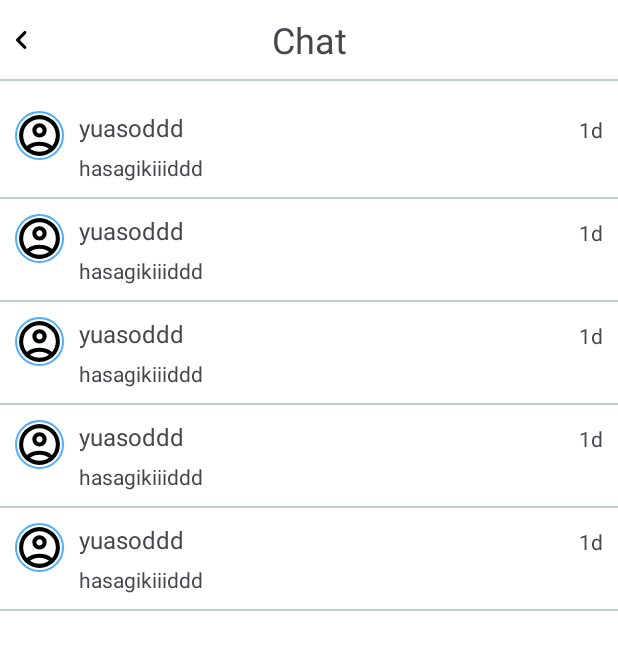
After one commit to hathai2k2/MySocialProject, an Android app: the layout fragment_chat.xml on its own in the app's theme, with its tools: preview values and no code run, on a phone screen of 412 x 824 dp. The commit adds this screen. Shown: the top 650 px of the screen. Run offline under Robolectric (Android 15) with nearby library versions, the phone set to English and light mode, and no system bars.

Commit message:
raw chat

```diff
--- a/app/src/main/java/com/example/mysocialproject/ui/custom_view/AppHeader.kt
+++ b/app/src/main/java/com/example/mysocialproject/ui/custom_view/AppHeader.kt
@@ -30,7 +30,7 @@ class AppHeader @JvmOverloads constructor(
 
             if (headerTitle ==null){
                 mViewBinding.ctFriend.visibility = View.VISIBLE
-                mViewBinding.tvTitle.visibility = View.GONE
+                mViewBinding.tvTitle.visibility = View.INVISIBLE
             }else{
                 mViewBinding.ctFriend.visibility = View.INVISIBLE
                 mViewBinding.tvTitle.visibility = View.VISIBLE
@@ -41,13 +41,13 @@ class AppHeader @JvmOverloads constructor(
             if (ivLeft !=null){
                 mViewBinding.ivLeft.setImageDrawable(ivLeft)
             }else{
-                mViewBinding.ivLeft.visibility = View.GONE
+                mViewBinding.ivLeft.visibility = View.INVISIBLE
             }
 
             if (ivRight !=null){
                 mViewBinding.ivRight.setImageDrawable(ivRight)
             }else{
-                mViewBinding.ivRight.visibility = View.GONE
+                mViewBinding.ivRight.visibility = View.INVISIBLE
             }
         }finally {
             o.recycle()
--- /dev/null
+++ b/app/src/main/res/layout/fragment_chat.xml
@@ -0,0 +1,38 @@
+<?xml version="1.0" encoding="utf-8"?>
+<layout xmlns:android="http://schemas.android.com/apk/res/android"
+    xmlns:tools="http://schemas.android.com/tools"
+    xmlns:app="http://schemas.android.com/apk/res-auto"
+    tools:context=".ui.feature.chat.ChatFragment">
+
+    <androidx.constraintlayout.widget.ConstraintLayout
+        android:layout_width="match_parent"
+        android:layout_height="match_parent"
+        android:background="@color/white">
+
+        <com.example.mysocialproject.ui.custom_view.AppHeader
+            android:id="@+id/appHeader"
+            android:layout_width="match_parent"
+            android:layout_height="wrap_content"
+            app:headerIvLeft="@drawable/ic_arrow_left"
+            app:headerTitle="Chat"
+            app:layout_constraintEnd_toEndOf="parent"
+            app:layout_constraintStart_toStartOf="parent"
+            app:layout_constraintTop_toTopOf="parent" />
+        <View
+            android:id="@+id/view1"
+            android:layout_width="0dp"
+            android:layout_height="1dp"
+            android:background="@color/gray_light"
+            app:layout_constraintEnd_toEndOf="parent"
+            app:layout_constraintStart_toStartOf="parent"
+            app:layout_constraintTop_toBottomOf="@+id/appHeader" />
+
+        <androidx.recyclerview.widget.RecyclerView
+            android:layout_width="match_parent"
+            android:layout_height="wrap_content"
+            android:layout_marginTop="@dimen/padding_10dp"
+            tools:itemCount="5"
+            tools:listitem="@layout/item_chat"
+            app:layout_constraintTop_toBottomOf="@+id/view1" />
+    </androidx.constraintlayout.widget.ConstraintLayout>
+</layout>
--- /dev/null
+++ b/app/src/main/res/layout/item_chat.xml
@@ -0,0 +1,67 @@
+<?xml version="1.0" encoding="utf-8"?>
+<androidx.constraintlayout.widget.ConstraintLayout xmlns:android="http://schemas.android.com/apk/res/android"
+    xmlns:app="http://schemas.android.com/apk/res-auto"
+    xmlns:tools="http://schemas.android.com/tools"
+    android:layout_width="match_parent"
+    android:layout_height="wrap_content">
+
+    <ImageView
+        android:id="@+id/imageView2"
+        android:layout_width="0dp"
+        android:layout_height="0dp"
+        android:layout_marginTop="@dimen/padding_10dp"
+        android:layout_marginStart="@dimen/padding_10dp"
+        android:src="@drawable/ic_account_circle"
+        android:background="@drawable/bg_rounded_input_field"
+        app:layout_constraintDimensionRatio="1:1"
+        app:layout_constraintEnd_toStartOf="@+id/tv_name"
+        app:layout_constraintHorizontal_bias="0.5"
+        app:layout_constraintHorizontal_chainStyle="spread_inside"
+        app:layout_constraintStart_toStartOf="parent"
+        app:layout_constraintTop_toTopOf="parent"
+        app:layout_constraintWidth_percent="0.08" />
+
+    <TextView
+        android:id="@+id/tv_name"
+        android:layout_width="wrap_content"
+        android:layout_height="wrap_content"
+        android:layout_marginStart="@dimen/padding_10dp"
+        android:textAlignment="textStart"
+        android:textSize="@dimen/txt_size_16sp"
+
+        app:layout_constraintStart_toEndOf="@+id/imageView2"
+        app:layout_constraintTop_toTopOf="@+id/imageView2"
+        tools:text="yuasoddd" />
+
+    <TextView
+        android:id="@+id/tv_time"
+        android:layout_width="wrap_content"
+        android:layout_height="wrap_content"
+        android:layout_marginStart="@dimen/padding_10dp"
+        app:layout_constraintBottom_toBottomOf="@+id/tv_name"
+        app:layout_constraintEnd_toEndOf="parent"
+        android:layout_marginEnd="@dimen/padding_10dp"
+        app:layout_constraintTop_toTopOf="@+id/tv_name"
+        app:layout_constraintVertical_bias="1.0"
+        tools:text="1d" />
+
+    <TextView
+        android:id="@+id/tv_message"
+        android:layout_width="wrap_content"
+        android:layout_height="wrap_content"
+        tools:text="hasagikiiiddd"
+        android:layout_marginTop="@dimen/padding_6dp"
+        app:layout_constraintStart_toStartOf="@+id/tv_name"
+        app:layout_constraintTop_toBottomOf="@+id/tv_name"
+      />
+
+
+    <View
+        android:layout_width="0dp"
+        android:layout_height="1dp"
+        android:background="@color/gray_light"
+        android:layout_marginTop="@dimen/padding_10dp"
+        app:layout_constraintEnd_toEndOf="parent"
+        app:layout_constraintStart_toStartOf="parent"
+        app:layout_constraintTop_toBottomOf="@+id/tv_message" />
+</androidx.constraintlayout.widget.ConstraintLayout>
--- a/app/src/main/res/layout/view_header.xml
+++ b/app/src/main/res/layout/view_header.xml
@@ -12,11 +12,8 @@
         android:id="@+id/iv_left"
         android:layout_width="wrap_content"
         android:layout_height="wrap_content"
-        android:background="@drawable/bg_button"
-        android:backgroundTint="@color/white"
-        android:elevation="1dp"
-        android:padding="4dp"
         android:src="@drawable/ic_account_circle"
+        app:layout_constraintBottom_toBottomOf="parent"
         app:layout_constraintEnd_toStartOf="@+id/ct_friend"
         app:layout_constraintHorizontal_bias="0.5"
         app:layout_constraintHorizontal_chainStyle="spread_inside"
@@ -31,6 +28,7 @@
         android:backgroundTint="@color/white"
         android:elevation="1dp"
         android:padding="@dimen/padding_4dp"
+        android:visibility="invisible"
         app:layout_constraintBottom_toBottomOf="parent"
         app:layout_constraintEnd_toStartOf="@+id/iv_right"
         app:layout_constraintHorizontal_bias="0.5"
@@ -61,23 +59,19 @@
         android:layout_width="wrap_content"
         android:layout_height="wrap_content"
         android:textSize="@dimen/txt_size_24sp"
-        android:visibility="invisible"
-        app:layout_constraintBottom_toBottomOf="parent"
-        app:layout_constraintEnd_toStartOf="@+id/iv_right"
+        app:layout_constraintBottom_toBottomOf="@+id/iv_left"
+        app:layout_constraintEnd_toEndOf="parent"
         app:layout_constraintHorizontal_bias="0.5"
-        app:layout_constraintStart_toEndOf="@+id/iv_left"
-        app:layout_constraintTop_toTopOf="parent"
+        app:layout_constraintStart_toStartOf="parent"
+        app:layout_constraintTop_toTopOf="@+id/iv_left"
         tools:text="Header" />
 
     <ImageView
         android:id="@+id/iv_right"
         android:layout_width="wrap_content"
         android:layout_height="wrap_content"
-        android:background="@drawable/bg_button"
-        android:backgroundTint="@color/white"
-        android:elevation="1dp"
-        android:padding="@dimen/padding_4dp"
         android:src="@drawable/ic_chat"
+        app:layout_constraintBottom_toBottomOf="parent"
         app:layout_constraintEnd_toEndOf="parent"
         app:layout_constraintHorizontal_bias="0.5"
         app:layout_constraintStart_toEndOf="@+id/ct_friend"
--- a/build.gradle.kts
+++ b/build.gradle.kts
@@ -14,6 +14,7 @@ buildscript {
     repositories {
         google()
         mavenCentral()
+        jcenter()
     }
     dependencies {
         val nav_version = "2.7.7"
```
Also changed, not shown: app/build.gradle.kts (+7 -6 lines), app/src/main/java/com/example/mysocialproject/ui/feature/chat/ChatFragment.kt (added, +22 -0 lines), app/src/main/java/com/example/mysocialproject/ui/feature/chat/MessageFragment.kt (added, +22 -0 lines), app/src/main/java/com/example/mysocialproject/ui/feature/user/profile/ProfileFragment.kt (added, +60 -0 lines), app/src/main/res/drawable/ic_gemini.xml (added, +25 -0 lines), app/src/main/res/drawable/ic_send.xml (added, +9 -0 lines), app/src/main/res/layout/fragment_message.xml (added, +40 -0 lines), app/src/main/res/layout/fragment_profile.xml (added, +14 -0 lines), gradle.properties (line endings or trailing spaces).
